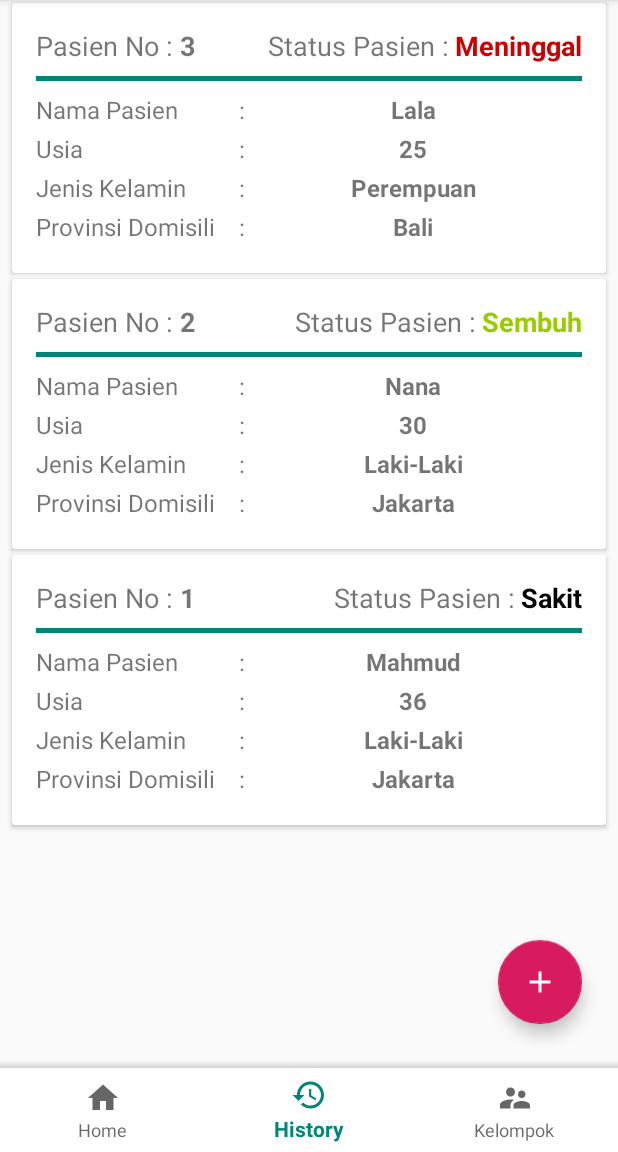
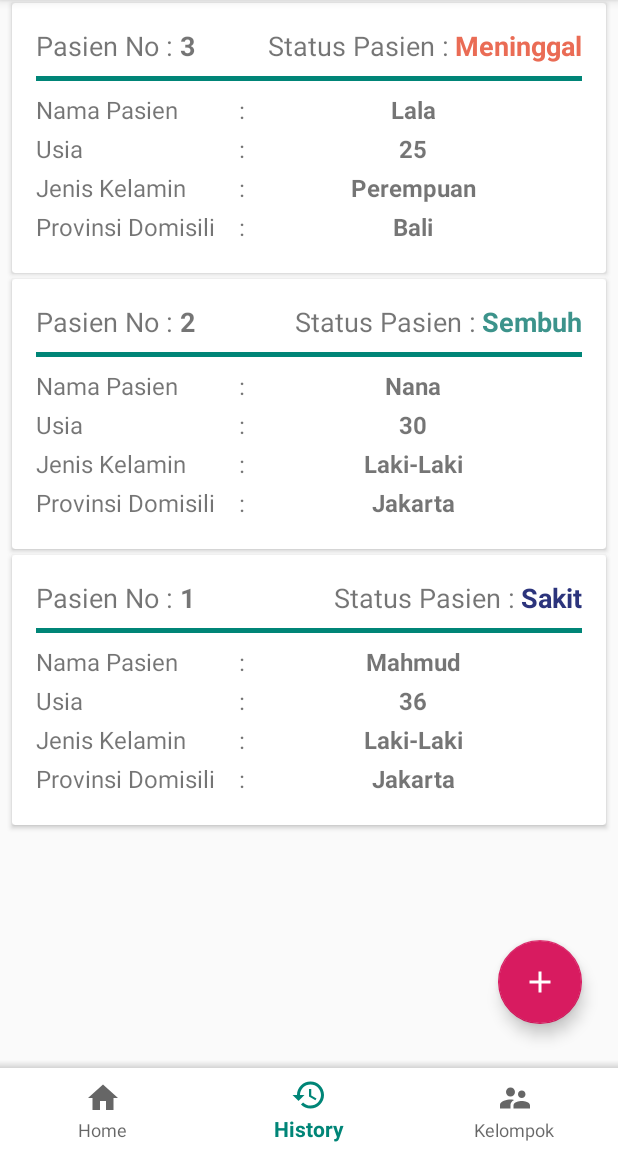
Before and after one commit to rijamyazid/android-app-covid19-management, an Android app: the HistoryFragment screen opened through its navigation route, on a phone screen of 412 x 824 dp, the part 84-1236 px from its top. Run offline under Robolectric (Android 15) with nearby library versions, the phone set to English and light mode, and no system bars; our stand-ins replace Room's generated code, navigation-ui; libraries missing offline, so code that uses them is left out: com.anychart, com.anychart.chart, com.anychart.charts, com.github.mikephil.charting; 25 statements that could not run were skipped.

Commit message:
Ditambahkan : Pie Chart Rasio Status

```diff
--- a/app/src/main/java/com/example/aplikasikelolapasiencovid_19/ui/HistoryAdapter.java
+++ b/app/src/main/java/com/example/aplikasikelolapasiencovid_19/ui/HistoryAdapter.java
@@ -102,11 +102,11 @@ public class HistoryAdapter extends ListAdapter<Pasien, HistoryAdapter.ViewHolde
 
     private void setStatusColor(Pasien pasien, ViewHolder holder){
         if(pasien.getStatus().equals(DBDummy.status.get("Sakit"))){
-            holder.tvStatus.setTextColor(context.getResources().getColor(R.color.colorBlack));
+            holder.tvStatus.setTextColor(context.getResources().getColor(R.color.colorSakit));
         } else if(pasien.getStatus().equals(DBDummy.status.get("Sembuh"))){
-            holder.tvStatus.setTextColor(context.getResources().getColor(R.color.colorGreenLight));
+            holder.tvStatus.setTextColor(context.getResources().getColor(R.color.colorSembuh));
         } else {
-            holder.tvStatus.setTextColor(context.getResources().getColor(R.color.colorRedDark));
+            holder.tvStatus.setTextColor(context.getResources().getColor(R.color.colorMeninggal));
         }
     }
 
--- a/app/src/main/java/com/example/aplikasikelolapasiencovid_19/ui/HomeFragment.java
+++ b/app/src/main/java/com/example/aplikasikelolapasiencovid_19/ui/HomeFragment.java
@@ -44,13 +44,21 @@ public class HomeFragment extends Fragment {
             Color.rgb(63, 143, 116),
             Color.rgb(205,67,67)
     };
-    private PieDataSet set;
-    private PieData data;
+    private static final int[] COLORS_STATUS = {
+            Color.rgb(44,52,124),
+            Color.rgb(60,147,139),
+            Color.rgb(234,108,85)
+    };
 
-    private TextView tvPasien, tvSakitJml, tvSakitPrc, tvSembuhJml, tvSembuhPrc, tvMeninggalJml, tvMeninggalPrc
-            , tvPasienSembuh, tvPasienSakit, tvPasienMeninggal, tvMaleCount, tvMaleCountPer, tvFemaleCount, tvFemaleCountPer;
+    private PieDataSet setPie;
+    private PieData dataPie;
+    private PieDataSet setStatus;
+    private PieData dataStatus;
+
+    private TextView tvPasien, tvMaleCount, tvMaleCountPer, tvFemaleCount, tvFemaleCountPer,
+            tvSakitCount, tvSakitCountPer, tvSembuhCount, tvSembuhCountPer, tvMeninggalCount, tvMeninggalCountPer;
     private HomeViewModel viewModel;
-    private PieChart chartPieGenderRasio;
+    private PieChart chartPieGenderRasio, chartPieStatusRasio;
 
     public HomeFragment() {
         // Required empty public constructor
@@ -68,26 +76,26 @@ public class HomeFragment extends Fragment {
         super.onViewCreated(view, savedInstanceState);
 
         tvPasien = view.findViewById(R.id.tv_pasien_jml_home);
-        tvPasienSakit = view.findViewById(R.id.tv_sakit_pasien_jml_home);
-        tvPasienSembuh = view.findViewById(R.id.tv_sembuh_pasien_jml_home);
-        tvPasienMeninggal = view.findViewById(R.id.tv_meninggal_pasien_jml_home);
-        tvSakitJml = view.findViewById(R.id.tv_sakit_jml_home);
-        tvSembuhJml = view.findViewById(R.id.tv_sembuh_jml_home);
-        tvMeninggalJml = view.findViewById(R.id.tv_meninggal_jml_home);
-        tvSakitPrc = view.findViewById(R.id.tv_sakit_percent_home);
-        tvSembuhPrc = view.findViewById(R.id.tv_sembuh_percent_home);
-        tvMeninggalPrc = view.findViewById(R.id.tv_meninggal_percent_home);
         tvMaleCount = view.findViewById(R.id.tv_male_count);
         tvMaleCountPer = view.findViewById(R.id.tv_male_count_per);
         tvFemaleCount = view.findViewById(R.id.tv_female_count);
         tvFemaleCountPer = view.findViewById(R.id.tv_female_count_per);
+        tvSakitCount = view.findViewById(R.id.tv_sakit_count);
+        tvSakitCountPer = view.findViewById(R.id.tv_sakit_count_per);
+        tvSembuhCount = view.findViewById(R.id.tv_sembuh_count);
+        tvSembuhCountPer = view.findViewById(R.id.tv_sembuh_count_per);
+        tvMeninggalCount = view.findViewById(R.id.tv_meninggal_count);
+        tvMeninggalCountPer = view.findViewById(R.id.tv_meninggal_count_per);
         chartPieGenderRasio = view.findViewById(R.id.chart_pie_gender_rasio);
+        chartPieStatusRasio = view.findViewById(R.id.chart_pie_status_rasio);
 
         viewModel = ViewModelProviders.of(this).get(HomeViewModel.class);
 
         initiateGenderRatioPieChart();
+        initiateStatusRatioPieChart();
 
         final List<PieEntry> genderList = new ArrayList<>();
+        final List<PieEntry> statusList = new ArrayList<>();
         viewModel.getAllPasien().observe(getViewLifecycleOwner(), new Observer<List<Pasien>>() {
             @Override
             public void onChanged(List<Pasien> pasiens) {
@@ -95,11 +103,11 @@ public class HomeFragment extends Fragment {
                 int total = pasiens.size();
                 int pasienMale = getMaleGenderCount(pasiens);
                 int pasienFemale = getFemaleGenderCount(pasiens);
+                int statusSakit = getStatusSakitCount(pasiens);
+                int statusSembuh = getStatusSembuhCount(pasiens);
+                int statusMeninggal = getStatusMeninggalCount(pasiens);
 
                 tvPasien.setText(String.valueOf(pasiens.size()));
-                tvPasienSakit.setText(String.valueOf(pasiens.size()));
-                tvPasienSembuh.setText(String.valueOf(pasiens.size()));
-                tvPasienMeninggal.setText(String.valueOf(pasiens.size()));
 
                 genderList.clear();
                 genderList.add(new PieEntry(pasienMale, "Laki-Laki"));
@@ -110,30 +118,18 @@ public class HomeFragment extends Fragment {
                 tvFemaleCountPer.setText(getString(R.string.percentage_value, percetageValue(pasienFemale, total)));
                 setGenderPieChartData(genderList);
 
-                viewModel.getPasienByStatus(DBDummy.status.get("Sakit")).observe(getViewLifecycleOwner(), new Observer<List<Pasien>>() {
-                    @Override
-                    public void onChanged(List<Pasien> pasiens) {
-                        tvSakitJml.setText(String.valueOf(pasiens.size()));
-                        double textPrc = (pasiens.size()/Double.valueOf(tvPasien.getText().toString()))*100;
-                        tvSakitPrc.setText(String.valueOf(textPrc));
-                    }
-                });
-                viewModel.getPasienByStatus(DBDummy.status.get("Sembuh")).observe(getViewLifecycleOwner(), new Observer<List<Pasien>>() {
-                    @Override
-                    public void onChanged(List<Pasien> pasiens) {
-                        tvSembuhJml.setText(String.valueOf(pasiens.size()));
-                        double textPrc = (pasiens.size()/Double.valueOf(tvPasien.getText().toString()))*100;
-                        tvSembuhPrc.setText(String.valueOf(textPrc));
-                    }
-                });
-                viewModel.getPasienByStatus(DBDummy.status.get("Meninggal")).observe(getViewLifecycleOwner(), new Observer<List<Pasien>>() {
-                    @Override
-                    public void onChanged(List<Pasien> pasiens) {
-                        tvMeninggalJml.setText(String.valueOf(pasiens.size()));
-                        double textPrc = (pasiens.size()/Double.valueOf(tvPasien.getText().toString()))*100;
-                        tvMeninggalPrc.setText(String.valueOf(textPrc));
-                    }
-                });
+                statusList.clear();
+                statusList.add(new PieEntry(statusSakit, "Sakit"));
+                statusList.add(new PieEntry(statusSembuh, "Sembuh"));
+                statusList.add(new PieEntry(statusMeninggal, "Meninggal"));
+                tvSakitCount.setText(String.valueOf(statusSakit));
+                tvSakitCountPer.setText(getString(R.string.percentage_value, percetageValue(statusSakit, total)));
+                tvSembuhCount.setText(String.valueOf(statusSembuh));
+                tvSembuhCountPer.setText(getString(R.string.percentage_value, percetageValue(statusSembuh, total)));
+                tvMeninggalCount.setText(String.valueOf(statusMeninggal));
+                tvMeninggalCountPer.setText(getString(R.string.percentage_value, percetageValue(statusMeninggal, total)));
+                setStatusPieChartData(statusList);
+
             }
         });
     }
@@ -148,19 +144,44 @@ public class HomeFragment extends Fragment {
         chartPieGenderRasio.setDrawHoleEnabled(false);
     }
 
+    private void initiateStatusRatioPieChart(){
+        chartPieStatusRasio.setUsePercentValues(true);
+        chartPieStatusRasio.getDescription().setEnabled(false);
+        chartPieStatusRasio.setExtraOffsets(5,10,5,5);
+//        chartPieGenderRasio.setDragDecelerationFrictionCoef(0f);
+        chartPieStatusRasio.setDragDecelerationEnabled(false);
+        chartPieStatusRasio.setRotationEnabled(false);
+        chartPieStatusRasio.setDrawHoleEnabled(false);
+    }
+
     private void setGenderPieChartData(List<PieEntry> genderList){
-        set = new PieDataSet(genderList, "Jenis Kelamin");
-        set.setSliceSpace(3f);
-        set.setSelectionShift(5f);
-        set.setColors(COLORS_JK);
+        setPie = new PieDataSet(genderList, "Jenis Kelamin");
+        setPie.setSliceSpace(3f);
+        setPie.setSelectionShift(5f);
+        setPie.setColors(COLORS_JK);
 
-        data = new PieData(set);
-        data.setValueFormatter(new PercentFormatter());
-        data.setValueTextSize(15f);
-        data.setValueTextColor(Color.WHITE);
+        dataPie = new PieData(setPie);
+        dataPie.setValueFormatter(new PercentFormatter());
+        dataPie.setValueTextSize(15f);
+        dataPie.setValueTextColor(Color.WHITE);
 
-        chartPieGenderRasio.setData(data);
+        chartPieGenderRasio.setData(dataPie);
         chartPieGenderRasio.invalidate();
+    }
+
+    private void setStatusPieChartData(List<PieEntry> genderList){
+        setStatus = new PieDataSet(genderList, "Status");
+        setStatus.setSliceSpace(3f);
+        setStatus.setSelectionShift(5f);
+        setStatus.setColors(COLORS_STATUS);
+
+        dataStatus = new PieData(setStatus);
+        dataStatus.setValueFormatter(new PercentFormatter());
+        dataStatus.setValueTextSize(15f);
+        dataStatus.setValueTextColor(Color.WHITE);
+
+        chartPieStatusRasio.setData(dataStatus);
+        chartPieStatusRasio.invalidate();
     }
 
     private int getMaleGenderCount(List<Pasien> pasiens){
@@ -175,6 +196,30 @@ public class HomeFragment extends Fragment {
         return pasiens.size() - getMaleGenderCount(pasiens);
     }
 
+    private int getStatusSakitCount(List<Pasien> pasiens){
+        int count = 0;
+        for(Pasien pasien : pasiens){
+            if(pasien.getStatus().equals("Sakit")) ++count;
+        }
+        return count;
+    }
+
+    private int getStatusSembuhCount(List<Pasien> pasiens){
+        int count = 0;
+        for(Pasien pasien : pasiens){
+            if(pasien.getStatus().equals("Sembuh")) ++count;
+        }
+        return count;
+    }
+
+    private int getStatusMeninggalCount(List<Pasien> pasiens){
+        int count = 0;
+        for(Pasien pasien : pasiens){
+            if(pasien.getStatus().equals("Meninggal")) ++count;
+        }
+        return count;
+    }
+
     private String percetageValue(double value, double total){
         return new DecimalFormat("##.#").format((value/total)*100);
     }
--- a/app/src/main/res/values/colors.xml
+++ b/app/src/main/res/values/colors.xml
@@ -11,4 +11,7 @@
 
     <color name="colorMale">#3F8F74</color>
     <color name="colorFemale">#CD4343</color>
+    <color name="colorSakit">#2C347C</color>
+    <color name="colorSembuh">#3C938B</color>
+    <color name="colorMeninggal">#EA6C55</color>
 </resources>
--- a/app/src/main/res/values/strings.xml
+++ b/app/src/main/res/values/strings.xml
@@ -16,5 +16,5 @@
     <string name="kelompok">Kelompok</string>
     <string name="char_colon">:</string>
 
-    <string name="percentage_value">%1$s %%</string>
+    <string name="percentage_value">%1$s%%</string>
 </resources>
```
Also changed, not shown: app/src/main/res/layout/fragment_home.xml (+116 -169 lines).
